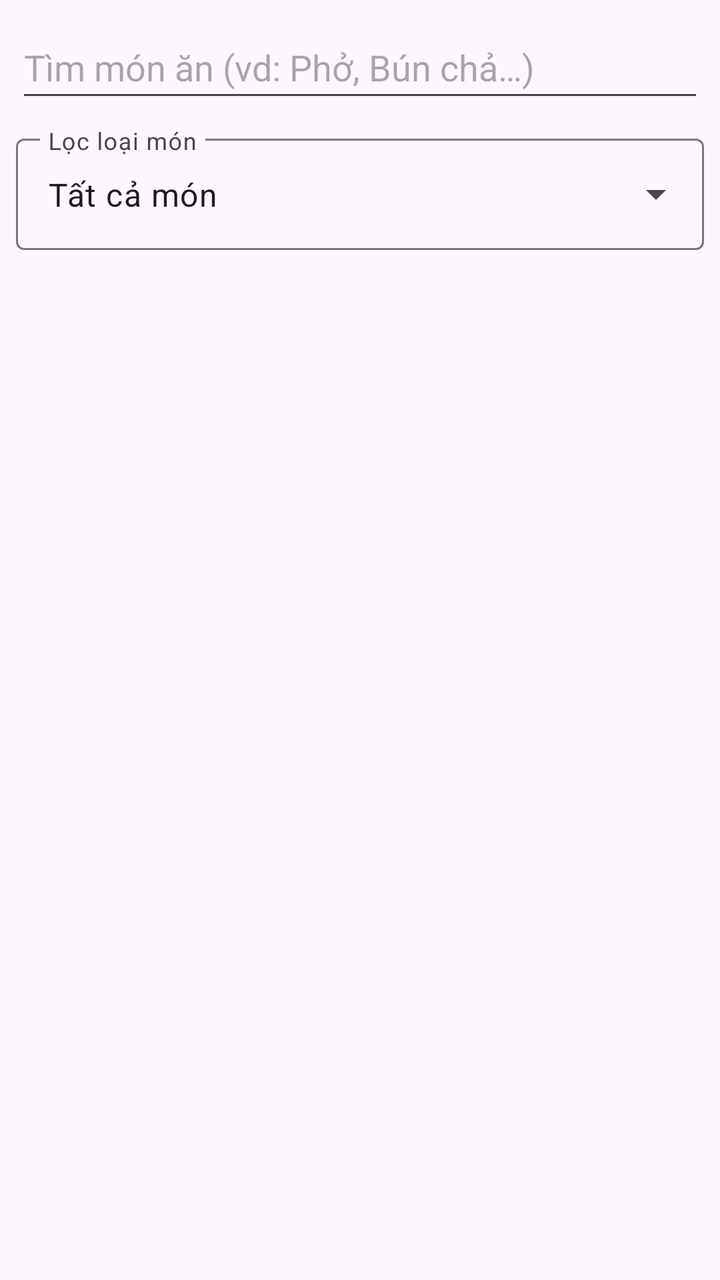
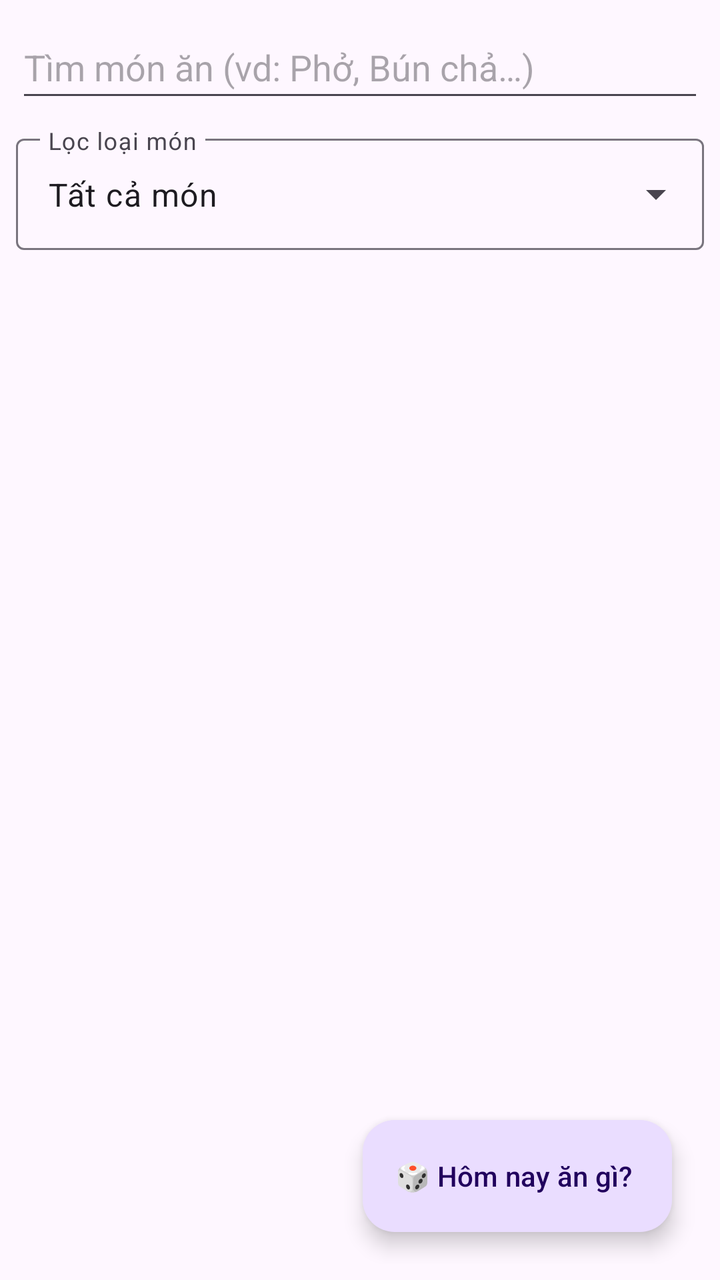

Compare the two renders of this Android layout. The source of the first and the diff that turns it into the second are given below.
<!-- AndroidManifest.xml: application theme Theme.FoodBook -->
<!-- res/layout/fragment_home.xml -->
<?xml version="1.0" encoding="utf-8"?>
<androidx.constraintlayout.widget.ConstraintLayout xmlns:android="http://schemas.android.com/apk/res/android"
    xmlns:app="http://schemas.android.com/apk/res-auto"
    android:layout_width="match_parent" android:layout_height="match_parent" android:padding="8dp">

    <EditText
        android:id="@+id/etSearch" android:layout_width="0dp" android:layout_height="wrap_content"
        android:hint="@string/search_hint" android:imeOptions="actionSearch"
        android:inputType="text" android:maxLines="1" android:minHeight="48dp"
        app:layout_constraintTop_toTopOf="parent"
        app:layout_constraintStart_toStartOf="parent" app:layout_constraintEnd_toEndOf="parent" />

    <HorizontalScrollView
        android:id="@+id/scroll" android:layout_width="0dp" android:layout_height="wrap_content"
        android:scrollbars="none" android:layout_marginTop="4dp"
        app:layout_constraintTop_toBottomOf="@id/etSearch"
        app:layout_constraintStart_toStartOf="parent" app:layout_constraintEnd_toEndOf="parent">
        <com.google.android.material.chip.ChipGroup
            android:id="@+id/chipGroup" android:layout_width="wrap_content" android:layout_height="wrap_content"
            app:singleLine="true" app:singleSelection="true" />
    </HorizontalScrollView>

    <com.google.android.material.textfield.TextInputLayout
        android:id="@+id/menuFilterContainer"
        style="@style/Widget.Material3.TextInputLayout.OutlinedBox.ExposedDropdownMenu"
        android:layout_width="0dp"
        android:layout_height="wrap_content"
        android:layout_marginTop="4dp"
        android:hint="@string/dropdown_hint"
        app:layout_constraintTop_toBottomOf="@id/scroll"
        app:layout_constraintStart_toStartOf="parent"
        app:layout_constraintEnd_toEndOf="parent">

        <AutoCompleteTextView
            android:id="@+id/spinnerFilter"
            android:layout_width="match_parent"
            android:layout_height="wrap_content"
            android:inputType="none"
            android:text="@string/filter_all" />
    </com.google.android.material.textfield.TextInputLayout>

    <androidx.recyclerview.widget.RecyclerView
        android:id="@+id/rvMeals" android:layout_width="0dp" android:layout_height="0dp"
        android:layout_marginTop="8dp"
        app:layout_constraintTop_toBottomOf="@id/menuFilterContainer" app:layout_constraintBottom_toBottomOf="parent"
        app:layout_constraintStart_toStartOf="parent" app:layout_constraintEnd_toEndOf="parent" />

    <ProgressBar
        android:id="@+id/progress" android:layout_width="wrap_content" android:layout_height="wrap_content"
        android:visibility="gone"
        app:layout_constraintTop_toTopOf="parent" app:layout_constraintBottom_toBottomOf="parent"
        app:layout_constraintStart_toStartOf="parent" app:layout_constraintEnd_toEndOf="parent" />

    <TextView
        android:id="@+id/tvMessage" android:layout_width="wrap_content" android:layout_height="wrap_content"
        android:visibility="gone" android:gravity="center" android:padding="16dp"
        app:layout_constraintTop_toTopOf="parent" app:layout_constraintBottom_toBottomOf="parent"
        app:layout_constraintStart_toStartOf="parent" app:layout_constraintEnd_toEndOf="parent" />
</androidx.constraintlayout.widget.ConstraintLayout>
<!-- resources referenced by this layout -->
<resources>
  <string name="dropdown_hint">Lọc loại món</string>
  <string name="filter_all">Tất cả món</string>
  <string name="search_hint">Tìm món ăn (vd: Phở, Bún chả…)</string>
  <style name="Theme.FoodBook" parent="Base.Theme.FoodBook" />
  <style name="Base.Theme.FoodBook" parent="Theme.Material3.DayNight.NoActionBar">
          
          
      </style>
</resources>

<!-- the commit's change to res/layout/fragment_home.xml (unified diff, before → after) -->
@@ -56,4 +56,9 @@
         android:visibility="gone" android:gravity="center" android:padding="16dp"
         app:layout_constraintTop_toTopOf="parent" app:layout_constraintBottom_toBottomOf="parent"
         app:layout_constraintStart_toStartOf="parent" app:layout_constraintEnd_toEndOf="parent" />
+
+    <com.google.android.material.floatingactionbutton.ExtendedFloatingActionButton
+        android:id="@+id/fabRandom" android:layout_width="wrap_content" android:layout_height="wrap_content"
+        android:layout_margin="16dp" android:text="🎲 Hôm nay ăn gì?"
+        app:layout_constraintBottom_toBottomOf="parent" app:layout_constraintEnd_toEndOf="parent" />
 </androidx.constraintlayout.widget.ConstraintLayout>
